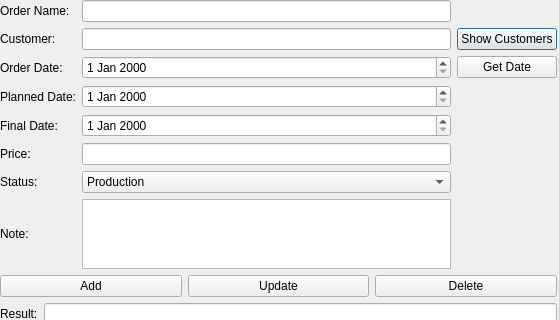
GreenBeanio/Kimberly-s-Delicious-Dozen-Tracker, file UI_RAW/Orders.ui: the form before one commit; both pictures show x 0 to 559 and y 0 to 320 of the 559 by 615 pixel window.
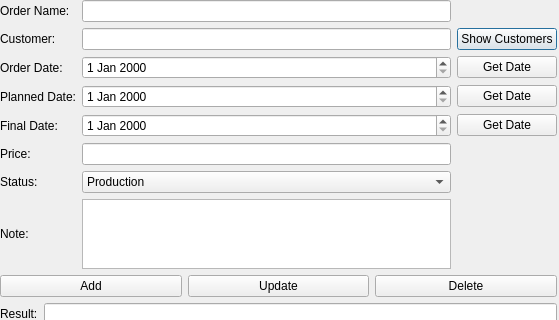
The form after the commit.

Patch:
```diff
--- a/UI_RAW/Orders.ui
+++ b/UI_RAW/Orders.ui
@@ -146,7 +146,21 @@
          </widget>
         </item>
         <item row="2" column="3">
-         <widget class="QPushButton" name="GetDateButton">
+         <widget class="QPushButton" name="GetOrderDateButton">
+          <property name="text">
+           <string>Get Date</string>
+          </property>
+         </widget>
+        </item>
+        <item row="3" column="3">
+         <widget class="QPushButton" name="GetPlannedDateButton">
+          <property name="text">
+           <string>Get Date</string>
+          </property>
+         </widget>
+        </item>
+        <item row="4" column="3">
+         <widget class="QPushButton" name="GetFinalDateButton">
           <property name="text">
            <string>Get Date</string>
           </property>
```
Left out of the diff: 2 changed lines with no effect on the pictures.
